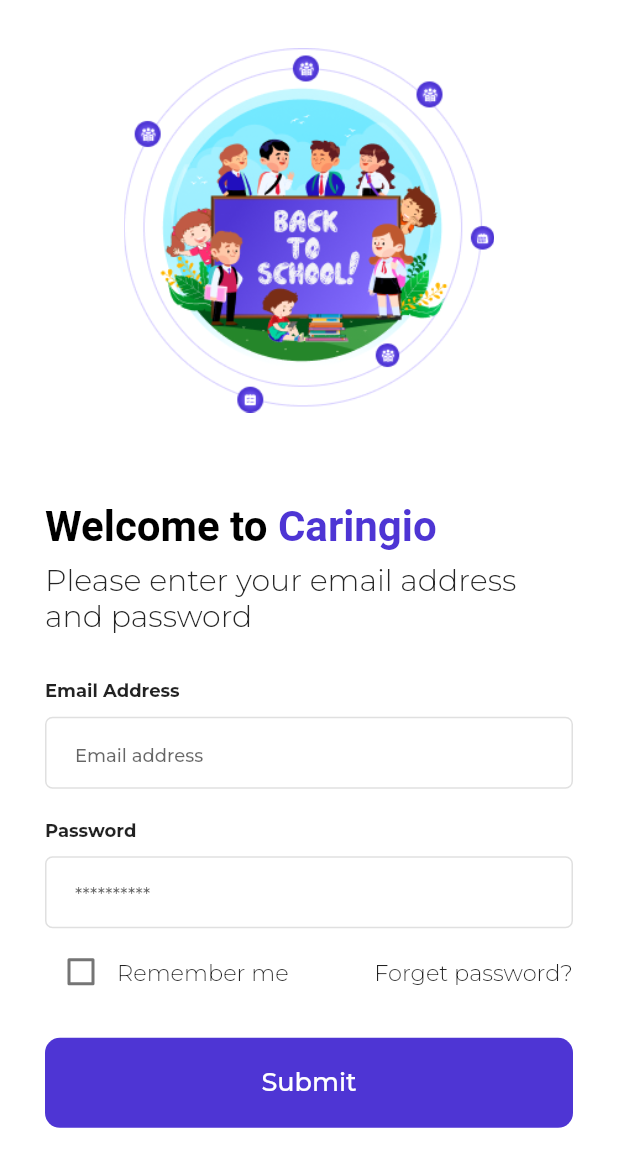
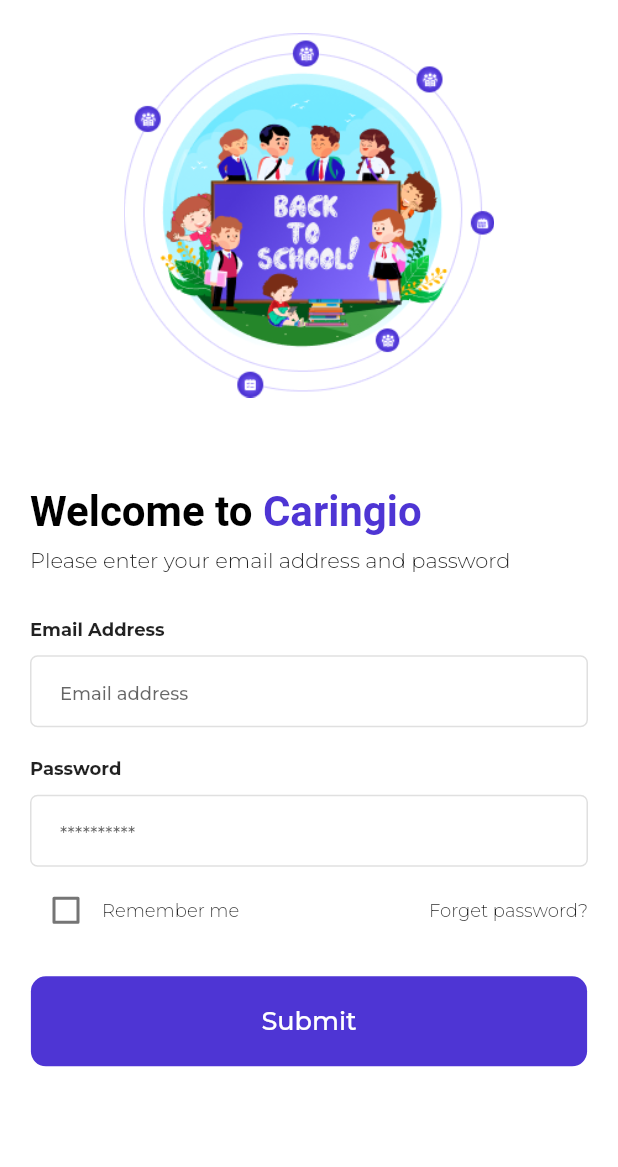
Before and after one commit to nayon-coders/teacher_management_indean_project, a Flutter app: the screen it shows after launch, on a phone screen of 412 x 824 dp. Shown: the top 1167 px of the screen. Run offline on Flutter 3.47's test engine with Material 2 defaults, Android fonts, the phone set to English and light mode, and no system bars; our stand-ins replace dotted_border, dropdown_button2, simple_circular_progress_bar, table_calendar; missing offline and left inert: circle_bottom_navigation_bar.

Commit message:
font size redious

```diff
--- a/lib/view/login/login.dart
+++ b/lib/view/login/login.dart
@@ -1,4 +1,5 @@
 import 'package:flutter/material.dart';
+import 'package:teachs/utility/app_const.dart';
 import 'package:teachs/view/home/home.dart';
 import 'package:teachs/view/index.dart';
 
@@ -23,11 +24,13 @@
   @override
   Widget build(BuildContext context) {
     var size = MediaQuery.of(context).size;
-    return SafeArea(
+    return Container(
+      color: AppColors.mainColor,
+      child: SafeArea(
         child: Scaffold(
           backgroundColor: AppColors.white,
           body: SingleChildScrollView(
-          padding: EdgeInsets.all(30),
+            padding: EdgeInsets.all(20),
             child: Column(
               mainAxisAlignment: MainAxisAlignment.start,
               crossAxisAlignment: CrossAxisAlignment.start,
@@ -60,7 +63,7 @@
                 Text("Please enter your email address and password",
                   style: TextStyle(
                     fontWeight: FontWeight.w300,
-                  fontSize: 20,
+                    fontSize: titleFontSize,
                     color: AppColors.textColor
                   ),
                 ),
@@ -99,7 +102,7 @@
                               ),
                               Text("Remember me",
                                 style: TextStyle(
-                                fontSize: 15,
+                                  fontSize: normalFontSize,
                                   fontWeight: FontWeight.w300,
                                 ),
                               )
@@ -107,7 +110,7 @@
                           ),
                           Text("Forget password?",
                             style: TextStyle(
-                            fontSize: 15,
+                              fontSize: normalFontSize,
                               fontWeight: FontWeight.w300,
                             ),
                           )
@@ -128,6 +131,7 @@
             ),
           ),
         ),
+      ),
     );
   }
 }
```
Lines whose indentation alone changed are shown as unchanged.
